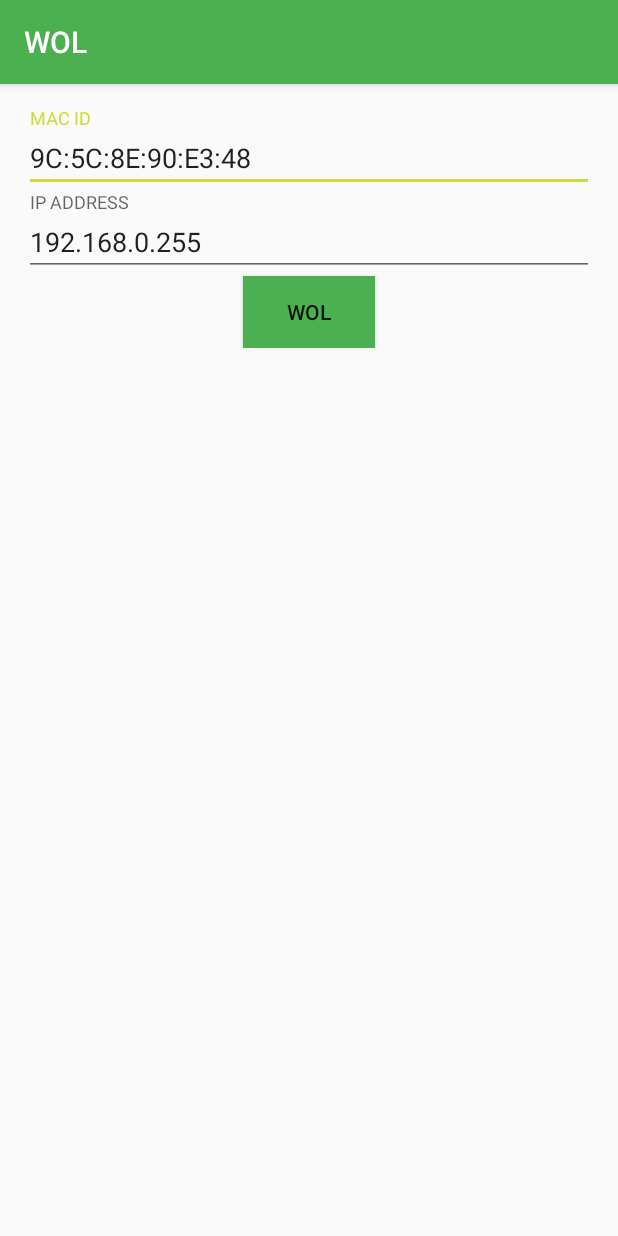
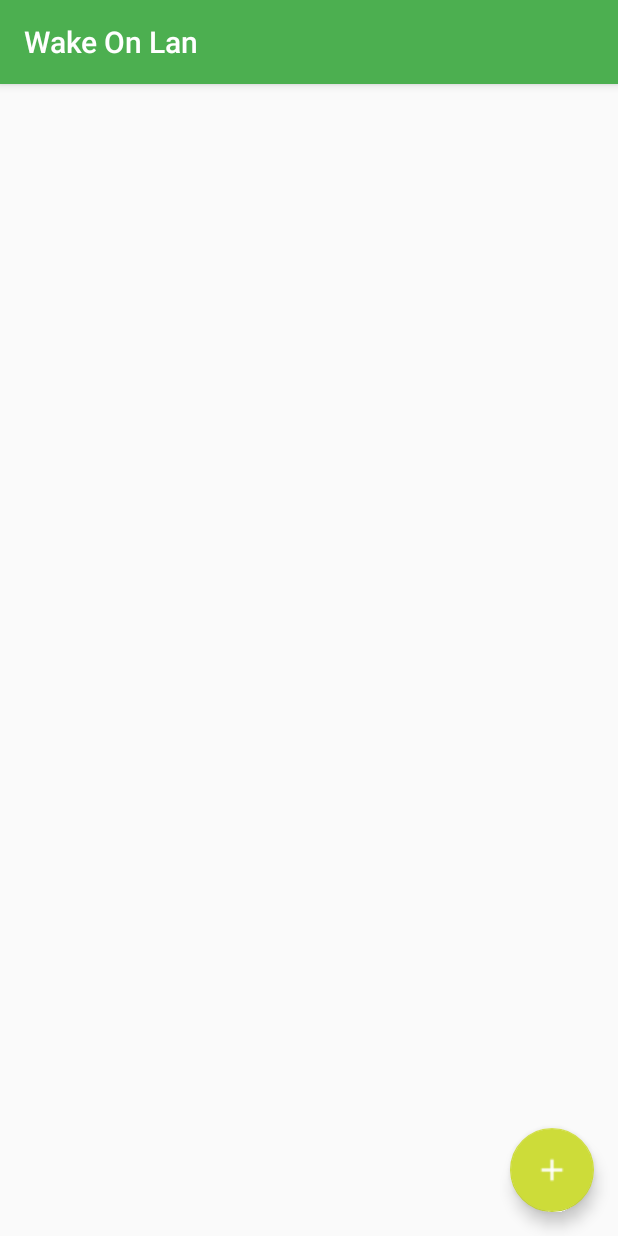
Before and after one commit to petgoldfish/WOL, an Android app: the screen it shows after launch (MainActivity), on a phone screen of 412 x 824 dp. Run offline under Robolectric (Android 15) with nearby library versions, the phone set to English and light mode, and no system bars; 4 statements that could not run were skipped.

Commit message:
Major design changes, Added database

```diff
--- a/app/build.gradle
+++ b/app/build.gradle
@@ -24,4 +24,5 @@ dependencies {
     testCompile 'junit:junit:4.12'
     compile 'com.android.support:appcompat-v7:23.1.1'
     compile 'com.android.support:design:23.1.1'
+    compile 'com.github.satyan:sugar:1.4'
 }
--- a/app/src/main/java/com/petgoldfish/wolbruv/MainActivity.java
+++ b/app/src/main/java/com/petgoldfish/wolbruv/MainActivity.java
@@ -1,42 +1,123 @@
 package com.petgoldfish.wolbruv;
 
+import android.content.Context;
+import android.content.DialogInterface;
 import android.os.AsyncTask;
 import android.os.Bundle;
 import android.support.design.widget.CoordinatorLayout;
+import android.support.design.widget.FloatingActionButton;
 import android.support.design.widget.Snackbar;
+import android.support.v7.app.AlertDialog;
 import android.support.v7.app.AppCompatActivity;
+import android.support.v7.widget.Toolbar;
+import android.view.LayoutInflater;
 import android.view.View;
-import android.widget.Button;
+import android.widget.AdapterView;
+import android.widget.ArrayAdapter;
 import android.widget.EditText;
+import android.widget.ListView;
+import android.widget.Toast;
+
+import java.util.List;
 
 public class MainActivity extends AppCompatActivity {
 
-    EditText macText;
-    EditText ipText;
-    Button wolButton;
-    WakeOnLan wakeOnLan;
-    CoordinatorLayout coordinatorLayout;
+    final Context context = this;
+    String[] names;
+    private EditText macPrompt;
+    private EditText IPPrompt;
+    private EditText aliasPrompt;
+    private ListView listView;
+    private WakeOnLan wakeOnLan;
+    private CoordinatorLayout coordinatorLayout;
+    private List<DeviceData> dataList;
 
     @Override
     protected void onCreate(Bundle savedInstanceState) {
         super.onCreate(savedInstanceState);
         setContentView(R.layout.activity_main);
 
-
-        macText = (EditText) findViewById(R.id.macText);
-        ipText = (EditText) findViewById(R.id.IPText);
-        wolButton = (Button) findViewById(R.id.wolButton);
+        listView = (ListView) findViewById(R.id.list);
         coordinatorLayout = (CoordinatorLayout) findViewById(R.id.coordinatorLayout);
 
-        wolButton.setOnClickListener(new View.OnClickListener() {
+        Toolbar toolbar = (Toolbar) findViewById(R.id.toolbar);
+        setSupportActionBar(toolbar);
+
+        dataList = DeviceData.listAll(DeviceData.class, "alias");
+        names = new String[dataList.size()];
+        for (int i = 0; i < dataList.size(); i++) {
+            names[i] = dataList.get(i).alias;
+        }
+
+
+        ArrayAdapter<String> adapter = new ArrayAdapter<>(context, android.R.layout.simple_list_item_1, names);
+        listView.setAdapter(adapter);
+        listView.setOnItemClickListener(new AdapterView.OnItemClickListener() {
             @Override
-            public void onClick(View v) {
-                wakeOnLan = new WakeOnLan(macText.getText().toString().trim(), ipText.getText().toString().trim());
+            public void onItemClick(AdapterView<?> parent, View view, int position, long id) {
+                wakeOnLan = new WakeOnLan(dataList.get(position).MAC, dataList.get(position).IP);
                 new WOL().execute("");
             }
         });
 
+        FloatingActionButton fab = (FloatingActionButton) findViewById(R.id.fab);
+        fab.setOnClickListener(new View.OnClickListener() {
+            @Override
+            public void onClick(View view) {
 
+                LayoutInflater li = LayoutInflater.from(context);
+                View promptsView = li.inflate(R.layout.add_prompt, null);
+
+                AlertDialog.Builder alertDialogBuilder = new AlertDialog.Builder(
+                        context);
+                alertDialogBuilder.setView(promptsView);
+
+                macPrompt = (EditText) promptsView.findViewById(R.id.macPrompt);
+                IPPrompt = (EditText) promptsView.findViewById(R.id.IPPrompt);
+                aliasPrompt = (EditText) promptsView.findViewById(R.id.aliasPrompt);
+
+                alertDialogBuilder
+                        .setCancelable(false)
+                        .setTitle("Add a device")
+                        .setPositiveButton("Add",
+                                new DialogInterface.OnClickListener() {
+                                    public void onClick(DialogInterface dialog, int id) {
+
+                                        boolean exists = false;
+
+                                        DeviceData deviceData = new DeviceData(macPrompt.getText().toString().trim(),
+                                                IPPrompt.getText().toString().trim(),
+                                                aliasPrompt.getText().toString().trim());
+
+                                        for (int i = 0; i < dataList.size(); i++) {
+                                            DeviceData temp = dataList.get(i);
+                                            if (temp.MAC.equalsIgnoreCase(macPrompt.getText().toString().trim())) {
+                                                exists = true;
+                                            }
+                                        }
+
+                                        //Validation
+                                        if (!exists) {
+                                            deviceData.save();
+                                        } else {
+                                            Toast.makeText(context, "Device exists", Toast.LENGTH_LONG).show();
+                                        }
+                                    }
+                                })
+                        .setNegativeButton("Cancel",
+                                new DialogInterface.OnClickListener() {
+                                    public void onClick(DialogInterface dialog, int id) {
+                                        dialog.cancel();
+                                    }
+                                });
+
+                // create alert dialog
+                AlertDialog alertDialog = alertDialogBuilder.create();
+
+                // show it
+                alertDialog.show();
+            }
+        });
     }
 
     class WOL extends AsyncTask<String, Void, String> {
@@ -56,4 +137,5 @@ public class MainActivity extends AppCompatActivity {
             sb.show();
         }
     }
+
 }
--- a/app/src/main/res/layout/activity_main.xml
+++ b/app/src/main/res/layout/activity_main.xml
@@ -1,53 +1,35 @@
 <?xml version="1.0" encoding="utf-8"?>
 <android.support.design.widget.CoordinatorLayout xmlns:android="http://schemas.android.com/apk/res/android"
+    xmlns:app="http://schemas.android.com/apk/res-auto"
     xmlns:tools="http://schemas.android.com/tools"
     android:id="@+id/coordinatorLayout"
     android:layout_width="match_parent"
     android:layout_height="match_parent"
     android:fitsSystemWindows="true"
-    tools:context="com.petgoldfish.ecommercedemo.MainActivity">
+    tools:context=".MainActivity">
 
-    <LinearLayout
+    <android.support.design.widget.AppBarLayout
         android:layout_width="match_parent"
         android:layout_height="wrap_content"
-        android:orientation="vertical"
-        android:padding="16dp">
+        android:theme="@style/AppTheme.AppBarOverlay">
 
-        <android.support.design.widget.TextInputLayout
-            android:id="@+id/input_layout_mac"
+        <android.support.v7.widget.Toolbar
+            android:id="@+id/toolbar"
             android:layout_width="match_parent"
-            android:layout_height="wrap_content">
+            android:layout_height="?attr/actionBarSize"
+            android:background="?attr/colorPrimary"
+            app:popupTheme="@style/AppTheme.PopupOverlay" />
 
-            <EditText
-                android:id="@+id/macText"
-                android:layout_width="match_parent"
-                android:layout_height="wrap_content"
-                android:hint="MAC ID"
-                android:text="9C:5C:8E:90:E3:48" />
-        </android.support.design.widget.TextInputLayout>
+    </android.support.design.widget.AppBarLayout>
 
-        <android.support.design.widget.TextInputLayout
-            android:id="@+id/input_layout_ip"
-            android:layout_width="match_parent"
-            android:layout_height="wrap_content">
+    <include layout="@layout/content_main" />
 
-            <EditText
-                android:id="@+id/IPText"
-                android:layout_width="match_parent"
-                android:layout_height="wrap_content"
-                android:hint="IP ADDRESS"
-                android:text="192.168.0.255" />
-
-        </android.support.design.widget.TextInputLayout>
-
-        <Button
-            android:id="@+id/wolButton"
-            android:layout_width="wrap_content"
-            android:layout_height="wrap_content"
-            android:layout_gravity="center"
-            android:background="@color/colorPrimary"
-            android:text="WOL" />
-
-    </LinearLayout>
+    <android.support.design.widget.FloatingActionButton
+        android:id="@+id/fab"
+        android:layout_width="wrap_content"
+        android:layout_height="wrap_content"
+        android:layout_gravity="bottom|end"
+        android:layout_margin="@dimen/fab_margin"
+        android:src="@drawable/ic_add_white_18dp" />
 
 </android.support.design.widget.CoordinatorLayout>
--- /dev/null
+++ b/app/src/main/res/layout/content_main.xml
@@ -0,0 +1,24 @@
+<?xml version="1.0" encoding="utf-8"?>
+<LinearLayout xmlns:android="http://schemas.android.com/apk/res/android"
+    xmlns:app="http://schemas.android.com/apk/res-auto"
+    xmlns:tools="http://schemas.android.com/tools"
+    android:layout_width="match_parent"
+    android:layout_height="match_parent"
+    android:orientation="vertical"
+    android:paddingBottom="@dimen/activity_vertical_margin"
+    android:paddingLeft="@dimen/activity_horizontal_margin"
+    android:paddingRight="@dimen/activity_horizontal_margin"
+    android:paddingTop="@dimen/activity_vertical_margin"
+    app:layout_behavior="@string/appbar_scrolling_view_behavior"
+    tools:context=".MainActivity"
+    tools:showIn="@layout/activity_main">
+
+    <ListView
+        android:id="@+id/list"
+        android:layout_width="match_parent"
+        android:layout_height="wrap_content">
+
+
+    </ListView>
+
+</LinearLayout>
--- /dev/null
+++ b/app/src/main/res/values-v21/styles.xml
@@ -0,0 +1,9 @@
+<resources>>
+
+    <style name="AppTheme.NoActionBar">
+        <item name="windowActionBar">false</item>
+        <item name="windowNoTitle">true</item>
+        <item name="android:windowDrawsSystemBarBackgrounds">true</item>
+        <item name="android:statusBarColor">@android:color/transparent</item>
+    </style>
+</resources>
--- a/app/src/main/res/values/dimens.xml
+++ b/app/src/main/res/values/dimens.xml
@@ -2,4 +2,5 @@
     <!-- Default screen margins, per the Android Design guidelines. -->
     <dimen name="activity_horizontal_margin">16dp</dimen>
     <dimen name="activity_vertical_margin">16dp</dimen>
+    <dimen name="fab_margin">16dp</dimen>
 </resources>
--- a/app/src/main/res/values/strings.xml
+++ b/app/src/main/res/values/strings.xml
@@ -1,3 +1,6 @@
 <resources>
-    <string name="app_name">WOL</string>
+    <string name="app_name">Wake On Lan</string>
+    <string name="mac_hint_text">MAC Address</string>
+    <string name="ip_hint_text">IP Address</string>
+    <string name="alias_prompt_text">Device Alias</string>
 </resources>
--- a/app/src/main/res/values/styles.xml
+++ b/app/src/main/res/values/styles.xml
@@ -8,4 +8,13 @@
         <item name="colorAccent">#CDDC39</item>
     </style>
 
+    <style name="AppTheme.NoActionBar">
+        <item name="windowActionBar">false</item>
+        <item name="windowNoTitle">true</item>
+    </style>
+
+    <style name="AppTheme.AppBarOverlay" parent="ThemeOverlay.AppCompat.Dark.ActionBar" />
+
+    <style name="AppTheme.PopupOverlay" parent="ThemeOverlay.AppCompat.Light" />
+
 </resources>
```
Also changed, not shown: app/src/main/AndroidManifest.xml (+19 -2 lines), app/src/main/java/com/petgoldfish/wolbruv/DeviceData.java (added, +21 -0 lines), app/src/main/java/com/petgoldfish/wolbruv/WakeOnLan.java (+2 -5 lines), app/src/main/res/layout/add_prompt.xml (added, +45 -0 lines), app/src/main/res/layout/list_item_row.xml (added, +29 -0 lines), app/src/main/res/drawable-hdpi/ic_add_white_18dp.png (added), app/src/main/res/drawable-mdpi/ic_add_white_18dp.png (added), app/src/main/res/drawable-xhdpi/ic_add_white_18dp.png (added), app/src/main/res/drawable-xxhdpi/ic_add_white_18dp.png (added), app/src/main/res/drawable-xxxhdpi/ic_add_white_18dp.png (added).
